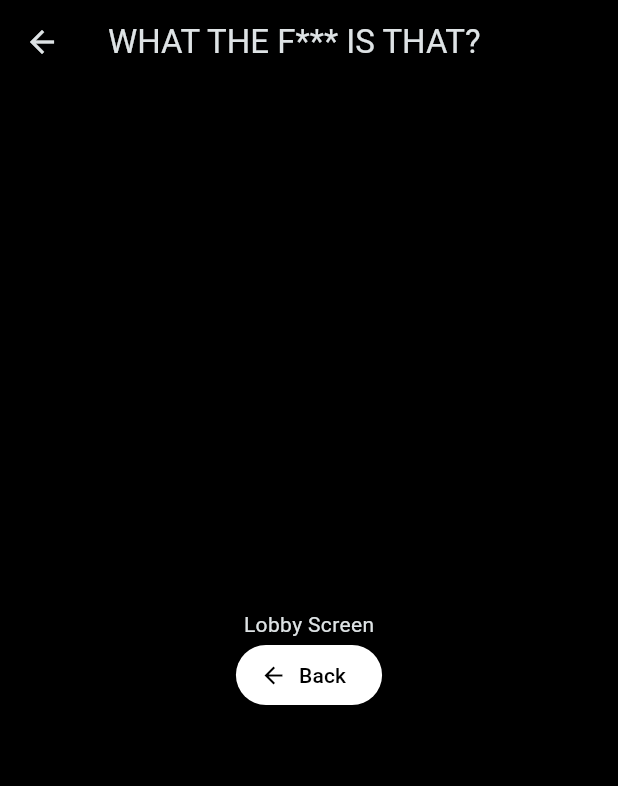
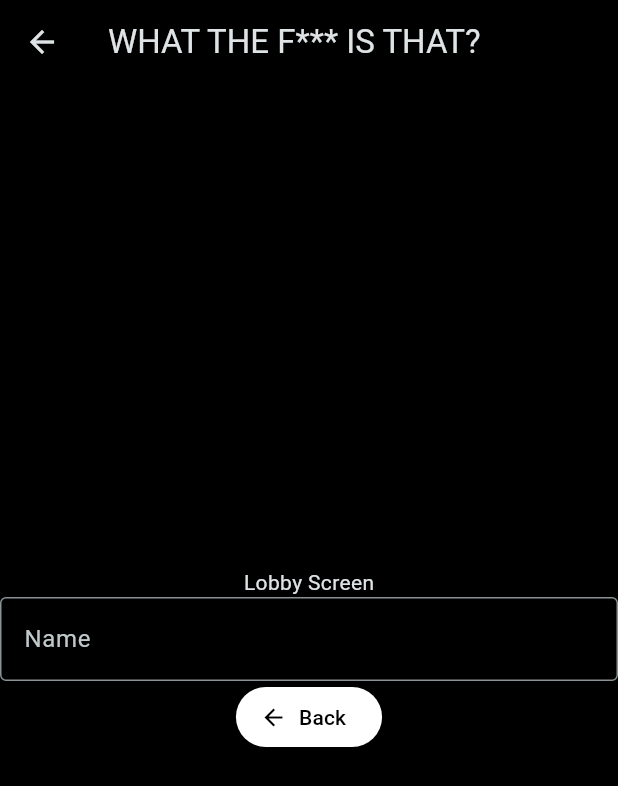
Before and after one commit to Noximi42/game_app, a Flutter app: the LobbyScreen screen opened directly, on a phone screen of 412 x 824 dp. Shown: the top 786 px of the screen. Run offline on Flutter 3.47's test engine with Material 3 defaults, Android fonts, the phone set to English and light mode, and no system bars.

Commit message:
Placed text input

```diff
--- a/app/clients/mobile/lib/screens/lobby_screen.dart
+++ b/app/clients/mobile/lib/screens/lobby_screen.dart
@@ -1,5 +1,6 @@
 import 'package:flutter/material.dart';
 import 'package:mobile/components/button.dart';
+import 'package:mobile/components/text_input.dart';
 
 class LobbyScreen extends StatelessWidget {
   const LobbyScreen({super.key});
@@ -16,6 +17,7 @@ class LobbyScreen extends StatelessWidget {
           mainAxisAlignment: MainAxisAlignment.center,
           children: <Widget>[
             const Text('Lobby Screen'),
+            const TextInput(label: 'Name'),
             Button(
               type: ButtonTypes.primary,
               title: 'Back',
```
